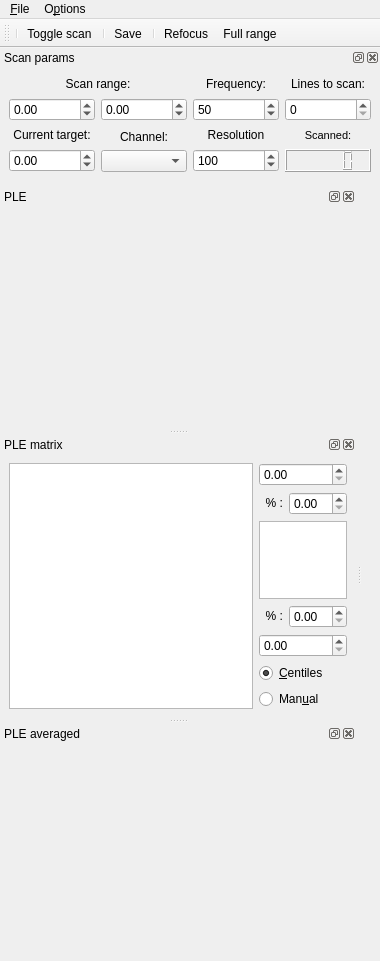
Above: src/qudi/gui/ple/ple_gui.ui from bbuusshh/scudi before the change. Below: the same form after it.
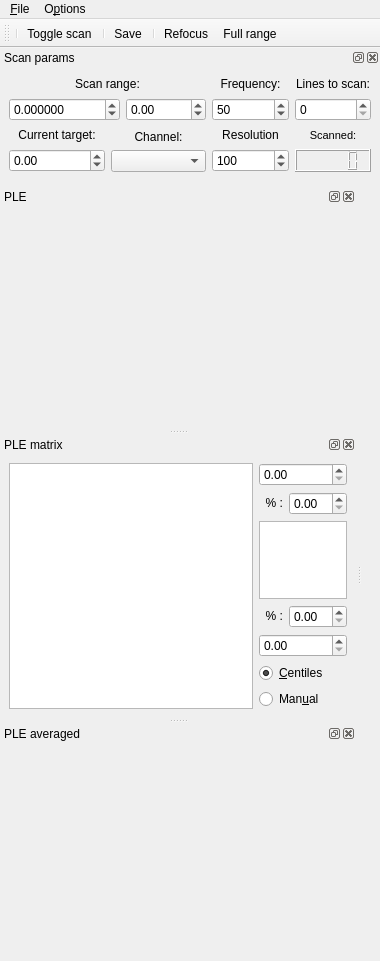
That is the form after the change. Icons and pictures are not drawn. Custom widgets are drawn as their Qt base class.

Commit message: fixed the ple range start issue

```diff
--- a/src/qudi/gui/ple/ple_gui.ui
+++ b/src/qudi/gui/ple/ple_gui.ui
@@ -7,7 +7,7 @@
     <x>0</x>
     <y>0</y>
     <width>380</width>
-    <height>710</height>
+    <height>954</height>
    </rect>
   </property>
   <property name="sizePolicy">
@@ -149,13 +149,16 @@
             <string/>
            </property>
            <property name="decimals">
-            <number>2</number>
+            <number>6</number>
            </property>
            <property name="minimum">
             <double>-99.000000000000000</double>
            </property>
            <property name="maximum">
-            <double>100000000.000000000000000</double>
+            <double>99999999999.990005493164063</double>
+           </property>
+           <property name="singleStep">
+            <double>1.000000000000000</double>
            </property>
           </widget>
          </item>
```
